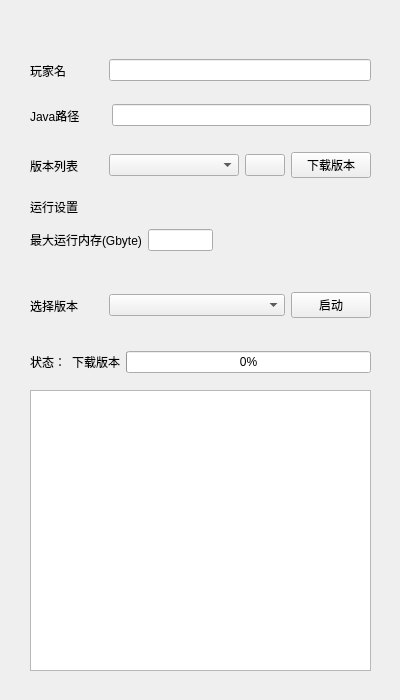
Above: MainWindow.ui from js-tst/IotaMinecraftLauncher before the change. Below: the same form after it.
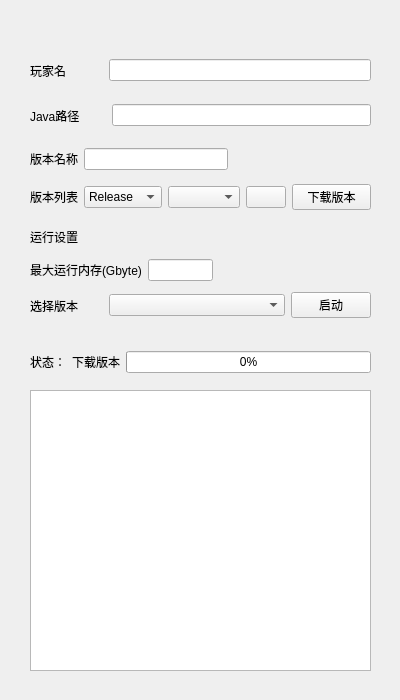
That is the form after the change. Icons and pictures are not drawn.

Patch:
```diff
--- a/MainWindow.ui
+++ b/MainWindow.ui
@@ -135,7 +135,7 @@
     <property name="geometry">
      <rect>
       <x>30</x>
-      <y>190</y>
+      <y>220</y>
       <width>341</width>
       <height>61</height>
      </rect>
@@ -189,86 +189,6 @@
      </item>
     </layout>
    </widget>
-   <widget class="QWidget" name="horizontalLayoutWidget_3">
-    <property name="geometry">
-     <rect>
-      <x>30</x>
-      <y>140</y>
-      <width>341</width>
-      <height>51</height>
-     </rect>
-    </property>
-    <layout class="QHBoxLayout" name="horizontalLayout_3">
-     <item>
-      <widget class="QLabel" name="label_5">
-       <property name="text">
-        <string>版本列表</string>
-       </property>
-      </widget>
-     </item>
-     <item>
-      <spacer name="horizontalSpacer_5">
-       <property name="orientation">
-        <enum>Qt::Orientation::Horizontal</enum>
-       </property>
-       <property name="sizeType">
-        <enum>QSizePolicy::Policy::Maximum</enum>
-       </property>
-       <property name="sizeHint" stdset="0">
-        <size>
-         <width>25</width>
-         <height>20</height>
-        </size>
-       </property>
-      </spacer>
-     </item>
-     <item>
-      <widget class="QComboBox" name="version_list">
-       <property name="enabled">
-        <bool>true</bool>
-       </property>
-       <property name="sizePolicy">
-        <sizepolicy hsizetype="Expanding" vsizetype="Fixed">
-         <horstretch>0</horstretch>
-         <verstretch>0</verstretch>
-        </sizepolicy>
-       </property>
-       <property name="editable">
-        <bool>false</bool>
-       </property>
-      </widget>
-     </item>
-     <item>
-      <widget class="QPushButton" name="refresh">
-       <property name="sizePolicy">
-        <sizepolicy hsizetype="Maximum" vsizetype="Fixed">
-         <horstretch>0</horstretch>
-         <verstretch>0</verstretch>
-        </sizepolicy>
-       </property>
-       <property name="text">
-        <string/>
-       </property>
-       <property name="icon">
-        <iconset theme="QIcon::ThemeIcon::ViewRefresh"/>
-       </property>
-      </widget>
-     </item>
-     <item>
-      <widget class="QPushButton" name="download_version">
-       <property name="sizePolicy">
-        <sizepolicy hsizetype="Preferred" vsizetype="Fixed">
-         <horstretch>0</horstretch>
-         <verstretch>0</verstretch>
-        </sizepolicy>
-       </property>
-       <property name="text">
-        <string>下载版本</string>
-       </property>
-      </widget>
-     </item>
-    </layout>
-   </widget>
    <widget class="QWidget" name="horizontalLayoutWidget_4">
     <property name="geometry">
      <rect>
@@ -360,6 +280,115 @@
      </item>
     </layout>
    </widget>
+   <widget class="QWidget" name="verticalLayoutWidget_2">
+    <property name="geometry">
+     <rect>
+      <x>30</x>
+      <y>140</y>
+      <width>341</width>
+      <height>80</height>
+     </rect>
+    </property>
+    <layout class="QVBoxLayout" name="verticalLayout_2">
+     <item>
+      <layout class="QHBoxLayout" name="horizontalLayout_6">
+       <item>
+        <widget class="QLabel" name="label_9">
+         <property name="text">
+          <string>版本名称</string>
+         </property>
+        </widget>
+       </item>
+       <item>
+        <widget class="QLineEdit" name="version_name"/>
+       </item>
+       <item>
+        <spacer name="horizontalSpacer_5">
+         <property name="orientation">
+          <enum>Qt::Orientation::Horizontal</enum>
+         </property>
+         <property name="sizeHint" stdset="0">
+          <size>
+           <width>140</width>
+           <height>20</height>
+          </size>
+         </property>
+        </spacer>
+       </item>
+      </layout>
+     </item>
+     <item>
+      <layout class="QHBoxLayout" name="horizontalLayout_3">
+       <item>
+        <widget class="QLabel" name="label_5">
+         <property name="text">
+          <string>版本列表</string>
+         </property>
+        </widget>
+       </item>
+       <item>
+        <widget class="QComboBox" name="version_type">
+         <item>
+          <property name="text">
+           <string>Release</string>
+          </property>
+         </item>
+         <item>
+          <property name="text">
+           <string>Snapshot</string>
+          </property>
+         </item>
+        </widget>
+       </item>
+       <item>
+        <widget class="QComboBox" name="version_list">
+         <property name="enabled">
+          <bool>true</bool>
+         </property>
+         <property name="sizePolicy">
+          <sizepolicy hsizetype="Expanding" vsizetype="Fixed">
+           <horstretch>0</horstretch>
+           <verstretch>0</verstretch>
+          </sizepolicy>
+         </property>
+         <property name="editable">
+          <bool>false</bool>
+         </property>
+        </widget>
+       </item>
+       <item>
+        <widget class="QPushButton" name="refresh">
+         <property name="sizePolicy">
+          <sizepolicy hsizetype="Maximum" vsizetype="Fixed">
+           <horstretch>0</horstretch>
+           <verstretch>0</verstretch>
+          </sizepolicy>
+         </property>
+         <property name="text">
+          <string/>
+         </property>
+         <property name="icon">
+          <iconset theme="QIcon::ThemeIcon::ViewRefresh"/>
+         </property>
+        </widget>
+       </item>
+       <item>
+        <widget class="QPushButton" name="download_version">
+         <property name="sizePolicy">
+          <sizepolicy hsizetype="Preferred" vsizetype="Fixed">
+           <horstretch>0</horstretch>
+           <verstretch>0</verstretch>
+          </sizepolicy>
+         </property>
+         <property name="text">
+          <string>下载版本</string>
+         </property>
+        </widget>
+       </item>
+      </layout>
+     </item>
+    </layout>
+   </widget>
   </widget>
  </widget>
  <resources/>
```
